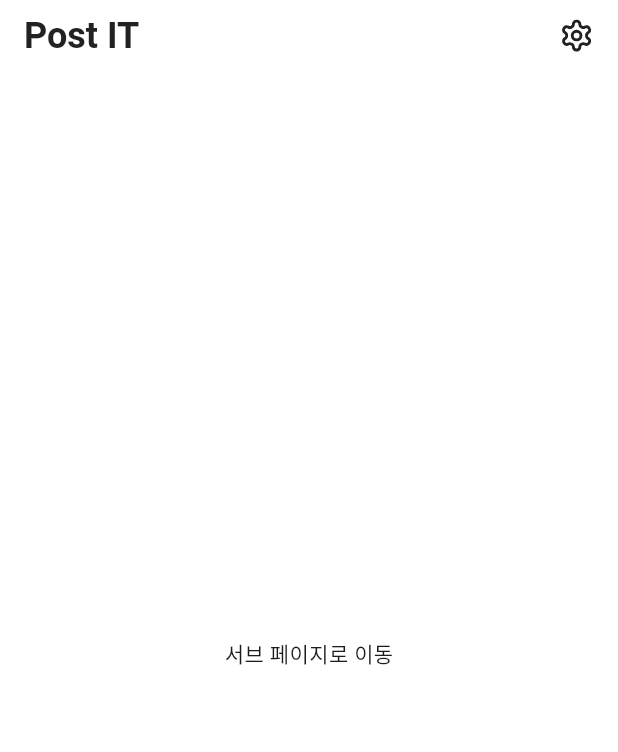
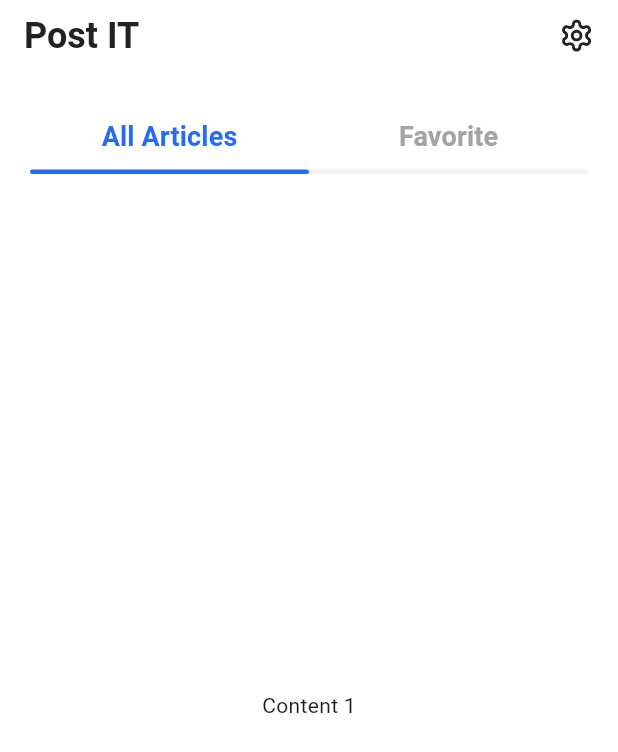
Before and after one commit to JeongEuiWang/post-it-app, a Flutter app: the HomeScreen screen opened directly, on a phone screen of 412 x 824 dp. Shown: the top 752 px of the screen. Run offline on Flutter 3.47's test engine with Material 3 defaults, Android fonts, the phone set to English and light mode, and no system bars; our stand-ins replace flutter_svg, get; Roboto replaces fonts that are missing (Pretendard); statements that could not run were skipped; project files that could hold a hidden picture were left out.

Commit message:
feature: Home TabView UI (exclude Tab content)

```diff
--- a/lib/main.dart
+++ b/lib/main.dart
@@ -1,6 +1,6 @@
 import 'package:flutter/material.dart';
 import 'package:post_it/controller/category_controller.dart';
-import 'package:post_it/screens/splash_screen.dart';
+import 'package:post_it/screens/splash.dart';
 import 'package:get/get.dart';
 
 void main() {
--- /dev/null
+++ b/lib/screens/home.screen.dart
@@ -0,0 +1,36 @@
+import 'package:flutter/material.dart';
+import 'package:get/get.dart';
+import 'package:post_it/controller/category_controller.dart';
+import 'package:post_it/widgets/appBars/home_app_bar.dart';
+import 'package:post_it/widgets/home_tab_view.dart';
+
+class HomeScreen extends StatelessWidget {
+  final CategoryController _categoryController = Get.find();
+
+  @override
+  Widget build(BuildContext context) {
+    return Scaffold(
+        backgroundColor: Colors.white,
+        appBar: HomeAppBar(),
+        body: Container(
+          margin: EdgeInsets.only(top: 20.0),
+          padding: EdgeInsets.symmetric(horizontal: 20.0, vertical: 0),
+          child: Column(
+            children: [
+              Expanded(
+                child: HomeTabView(
+                  tabs: const [
+                    Tab(text: 'All Articles'),
+                    Tab(text: 'Favorite'),
+                  ],
+                  tabViews: const [
+                    Center(child: Text('Content 1')),
+                    Center(child: Text('Content 2')),
+                  ],
+                ),
+              ),
+            ],
+          ),
+        ));
+  }
+}
--- a/lib/screens/home_screen.dart
+++ /dev/null
@@ -1,46 +0,0 @@
-import 'package:flutter/material.dart';
-import 'package:get/get.dart';
-import 'package:post_it/controller/category_controller.dart';
-import 'package:post_it/widgets/appBars/home_app_bar.dart';
-import 'package:post_it/widgets/app_bar_widget';
-import 'package:post_it/widgets/category_buttons_widget.dart';
-import 'package:post_it/widgets/tab_content_widget.dart';
-
-class HomeScreen extends StatelessWidget {
-  final CategoryController _categoryController = Get.find();
-
-  @override
-  Widget build(BuildContext context) {
-    return Scaffold(
-      backgroundColor: Colors.white,
-      appBar: HomeAppBar(),
-      body: Container(
-        alignment: Alignment.center,
-        width: double.infinity,
-        height: double.infinity,
-        child: Text('서브 페이지로 이동'),
-      ),
-    );
-  }
-
-  // @override
-  // Widget build(BuildContext context) {
-  //   return Scaffold(
-  //     appBar: AppBar(
-  //       title: Text('기본 AppBar'),
-  //     ),
-  //     body: Obx(() {
-  //       if (_categoryController.isLoadingState()) {
-  //         return Center(child: Text("loading"));
-  //       }
-  //       return ListView.builder(
-  //         itemCount: _categoryController.categories.length,
-  //         itemBuilder: (context, index) {
-  //           return ListTile(
-  //             title: Text(_categoryController.categories[index].name), // 데이터 표시
-  //           );
-  //         },
-  //       );
-  //     }),
-  //   );
-}
--- a/lib/screens/login_screen.dart
+++ b/lib/screens/login.screen.dart
@@ -1,5 +1,5 @@
 import 'package:flutter/material.dart';
-import "package:post_it/screens/home_screen.dart";
+import "package:post_it/screens/home.dart";
 
 class LoginScreen extends StatelessWidget {
   const LoginScreen({super.key});
--- a/lib/screens/splash_screen.dart
+++ b/lib/screens/splash.screen.dart
@@ -1,6 +1,6 @@
 import 'package:flutter/material.dart';
-import 'package:post_it/screens/home_screen.dart';
-import 'package:post_it/screens/login_screen.dart';
+import 'package:post_it/screens/home.dart';
+import 'package:post_it/screens/login.dart';
 import 'package:post_it/services/login_service.dart';
 
 class SplashScreen extends StatefulWidget {
--- /dev/null
+++ b/lib/widgets/home_tab_view.dart
@@ -0,0 +1,57 @@
+import 'package:flutter/material.dart';
+
+class HomeTabView extends StatefulWidget {
+  final List<Tab> tabs;
+  final List<Widget> tabViews;
+
+  const HomeTabView({Key? key, required this.tabs, required this.tabViews});
+  @override
+  _HomeTabViewState createState() => _HomeTabViewState();
+}
+
+class _HomeTabViewState extends State<HomeTabView>
+    with SingleTickerProviderStateMixin {
+  late TabController _tabController; // initState 이후 초기화
+
+  @override
+  void initState() {
+    super.initState();
+    _tabController = TabController(length: widget.tabs.length, vsync: this);
+  }
+
+  @override
+  void dispose() {
+    //위젯이 소멸될 때 시행되는 함수 (컨트롤러 해제 => 메모리 누수 방지)
+    _tabController.dispose();
+    super.dispose();
+  }
+
+  @override
+  Widget build(BuildContext context) {
+    return Column(
+      children: [
+        TabBar(
+            indicator: UnderlineTabIndicator(
+                borderRadius: BorderRadius.circular(100),
+                borderSide: BorderSide(
+                  color: Color(0xFF246BFD), // 선택된 라인의 색상
+                  width: 3.0, // 선택된 라인의 높이
+                )),
+            indicatorSize: TabBarIndicatorSize.tab,
+            controller: _tabController,
+            tabs: widget.tabs,
+            dividerHeight: 3.0,
+            dividerColor: Color(0xFFF2F2F2),
+            // indicatorColor: Colors.blue,
+            labelColor: Color(0xFF246BFD),
+            unselectedLabelColor: Color(0xFFA3A3A3),
+            splashFactory: NoSplash.splashFactory,
+            overlayColor: null,
+            labelStyle: TextStyle(fontSize: 18, fontWeight: FontWeight.w600)),
+        Expanded(
+            child: TabBarView(
+                controller: _tabController, children: widget.tabViews))
+      ],
+    );
+  }
+}
```
Also changed, not shown: lib/controller/category.controller.dart (renamed from lib/controller/category_controller.dart), lib/models/category.model.dart (renamed from lib/models/category_model.dart), lib/widgets/all_articles_tab.dart (added), lib/widgets/favorite_tab.dart (added), 1 other file.
